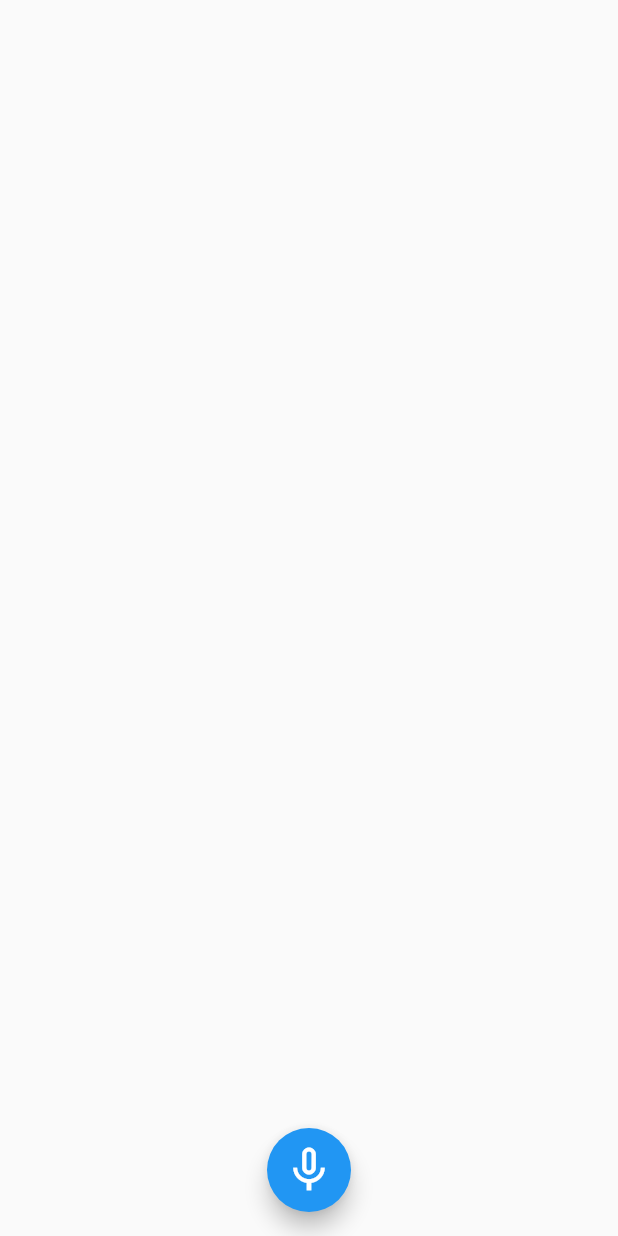
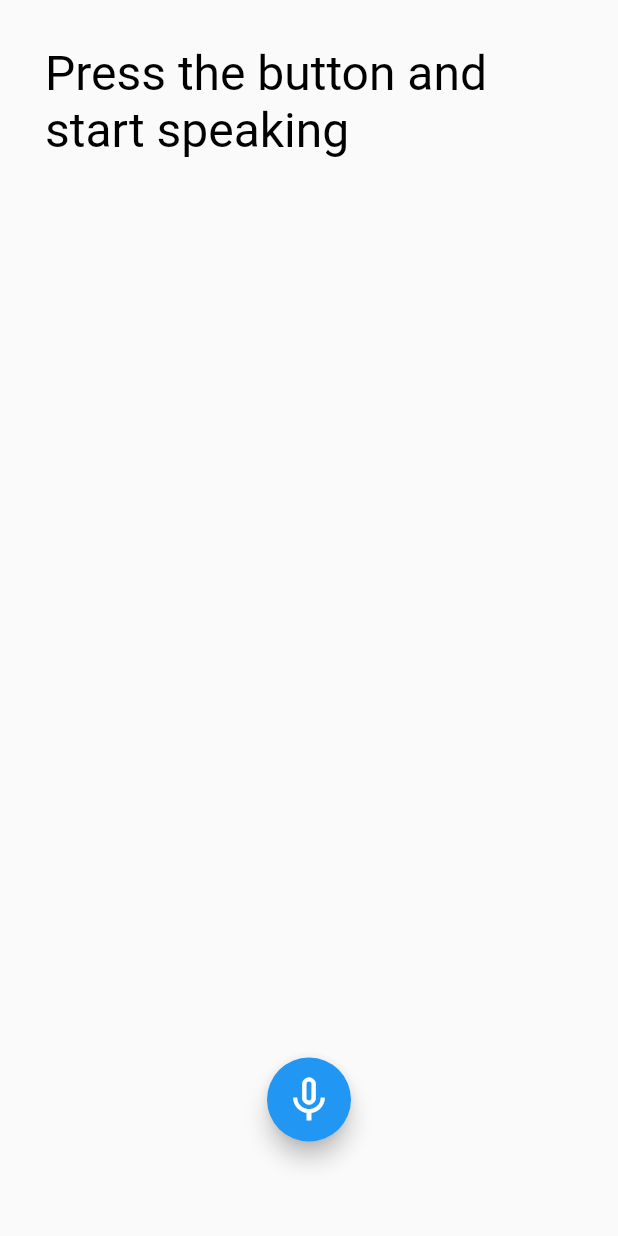
Before and after one commit to Achaire-Zogo/ivisatrans, a Flutter app: the Audio screen opened directly, on a phone screen of 412 x 824 dp. Run offline on Flutter 3.47's test engine with Material 2 defaults, Android fonts, the phone set to English and light mode, and no system bars; drawn by our look-alikes of avatar_glow; our stand-ins replace speech_to_text, webview_flutter; missing offline and left inert: flutter_webview_plugin, translator.

Commit message:
first commit

```diff
--- a/lib/Screen/Dico/Audio.dart
+++ b/lib/Screen/Dico/Audio.dart
@@ -1,5 +1,9 @@
+import 'package:avatar_glow/avatar_glow.dart';
 import 'package:flutter/material.dart';
 import 'package:translator/translator.dart';
+
+import '../../api/speech_api.dart';
+import '../../utils.dart';
 
 class Audio extends StatefulWidget {
   const Audio({Key? key}) : super(key: key);
@@ -25,7 +29,8 @@ class _AudioState extends State<Audio> {
     });
   }
 
-  String text = '';
+  String text = 'Press the button and start speaking';
+  bool isListening = false;
   @override
   Widget build(BuildContext context) {
     return Scaffold(
@@ -38,13 +43,28 @@ class _AudioState extends State<Audio> {
         ),
       ),
       floatingActionButtonLocation: FloatingActionButtonLocation.centerFloat,
-      floatingActionButton: FloatingActionButton(
-        child: Icon(
-          Icons.mic_none,
-          size: 36,
+      floatingActionButton: AvatarGlow(
+        animate: true,
+        endRadius: 75,
+        glowColor: Theme.of(context).primaryColor,
+        child: FloatingActionButton(
+          child: Icon(isListening ? Icons.mic : Icons.mic_none, size: 36),
+          onPressed: () {},
         ),
-        onPressed: () {},
       ),
     );
   }
+
+  Future toggleRecording() => SpeechApi.toggleRecording(
+        onResult: (text) => setState(() => this.text = text),
+        onListening: (isListening) {
+          setState(() => this.isListening = isListening);
+
+          if (!isListening) {
+            Future.delayed(Duration(seconds: 1), () {
+              Utils.scanText(text);
+            });
+          }
+        },
+      );
 }
```
Also changed, not shown: 1 other file.
